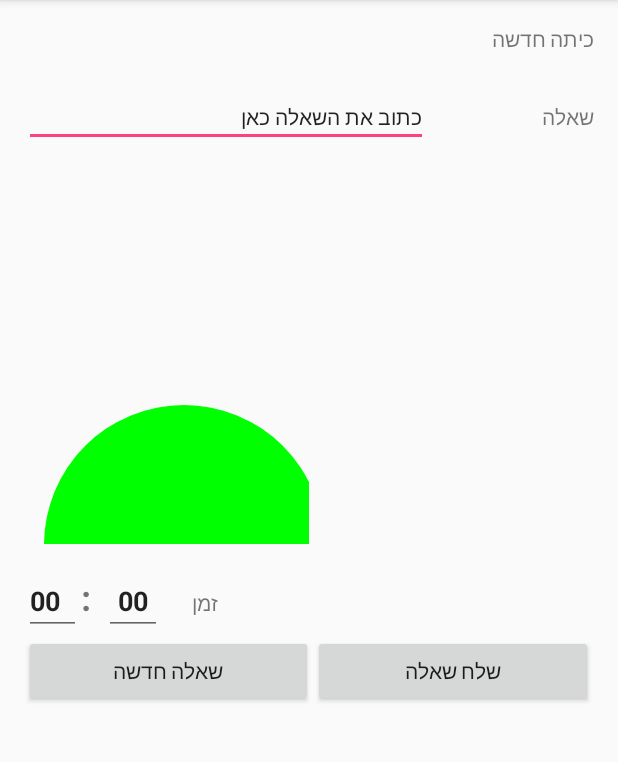
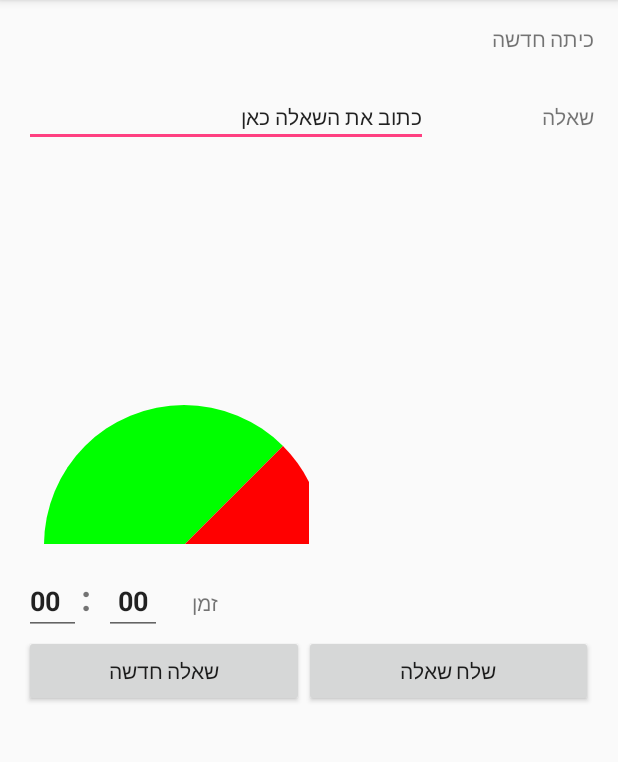
Before and after one commit to liorraz/FeedbackClickerAndroid, an Android app: the screen it shows after launch (MainActivity), on a phone screen of 412 x 824 dp, the part 84-846 px from its top. Run offline under Robolectric (Android 15) with nearby library versions, the phone set to English and light mode, and no system bars.

Commit message:
fix inidi bug and update pie

```diff
--- a/Clicker/app/src/main/java/com/clicker/clicker/MainActivity.java
+++ b/Clicker/app/src/main/java/com/clicker/clicker/MainActivity.java
@@ -9,21 +9,25 @@ import android.os.Bundle;
 import android.support.v7.app.AppCompatActivity;
 import android.view.View;
 import android.widget.LinearLayout;
-import android.widget.ScrollView;
+
+import java.util.Random;
 
 public class MainActivity extends AppCompatActivity {
 
 
     float values[] = {300, 400, 100/*, 500*/};
+    private MyGraphView pieChartView;
+    private LinearLayout pieChartContainer;
 
     @Override
     protected void onCreate(Bundle savedInstanceState) {
         super.onCreate(savedInstanceState);
         setContentView(R.layout.activity_main);
 
-        LinearLayout scroll = (LinearLayout) findViewById(R.id.linear);
+        pieChartContainer = (LinearLayout) findViewById(R.id.linear);
         values = calculateData(values);
-        scroll.addView(new MyGraphView(this, values));
+        pieChartView = new MyGraphView(this, values);
+        pieChartContainer.addView(pieChartView);
 
     }
 
@@ -39,24 +43,40 @@ public class MainActivity extends AppCompatActivity {
 
     }
 
-    public class MyGraphView extends View {
-        private Paint paint = new Paint(Paint.ANTI_ALIAS_FLAG);
-        private float[] value_degree;
-        private int[] COLORS = {Color.BLUE, Color.GREEN, /*Color.GRAY, Color.CYAN,*/ Color.RED};
-        RectF rectf = new RectF(20, 20, 300, 300);
-        float temp = 0;
+    public void sendMessage(View view) {
+        Random random = new Random();
+        int start = random.nextInt(values.length);
+        float[] data = new float[values.length];
+        for (int i = start; i < start + values.length; i++) {
+            data[i - start] = values[i % values.length];
+        }
+        pieChartView.setValues(calculateData(data));
+        pieChartView.invalidate();
+    }
 
-        public MyGraphView(Context context, float[] values) {
+    private class MyGraphView extends View {
+        private final Paint paint = new Paint(Paint.ANTI_ALIAS_FLAG);
+        private final float[] value_degree;
+        private final int[] COLORS = {Color.BLUE, Color.GREEN, /*Color.GRAY, Color.CYAN,*/ Color.RED};
+        private RectF rectf = new RectF(20, 20, 300, 300);
 
+
+        private MyGraphView(Context context, float[] values) {
             super(context);
             value_degree = new float[values.length];
+            setValues(values);
+        }
+
+
+        public void setValues(float[] values) {
             System.arraycopy(values, 0, value_degree, 0, values.length);
         }
+
 
         @Override
         protected void onDraw(Canvas canvas) {
             super.onDraw(canvas);
-
+            float temp = 0;
             for (int i = 0; i < value_degree.length; i++) {
                 if (i == 0) {
                     paint.setColor(COLORS[i]);
--- a/Clicker/app/src/main/res/layout/activity_main.xml
+++ b/Clicker/app/src/main/res/layout/activity_main.xml
@@ -119,18 +119,20 @@
 
             <Button
                 android:text="שאלה חדשה"
-                android:layout_width="131dp"
-                android:layout_height="wrap_content"
-                android:id="@+id/button2"
-                android:layout_weight="0.04" />
-
-            <Button
-                android:text="שלח שאלה"
                 android:layout_width="110dp"
                 android:layout_height="wrap_content"
                 android:id="@+id/button"
                 android:layout_weight="0.05"
                 android:elevation="0dp" />
+
+            <Button
+                android:text="שלח שאלה"
+                android:layout_width="131dp"
+                android:layout_height="wrap_content"
+                android:id="@+id/button2"
+                android:layout_weight="0.04"
+                android:onClick="sendMessage"/>
+
         </LinearLayout>
 
     </LinearLayout>
```
